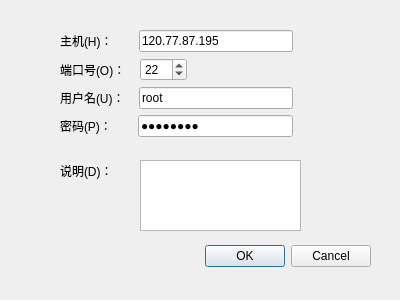
The window that WindowsClient/shh_UI/newconnection.ui (H-tao/Penguin) describes before a commit, drawn with Qt 5.
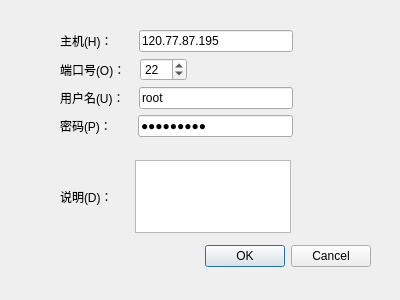
The same window after the commit.

What changed in the file:
```diff
--- a/WindowsClient/shh_UI/newconnection.ui
+++ b/WindowsClient/shh_UI/newconnection.ui
@@ -29,23 +29,13 @@
     <set>QDialogButtonBox::Cancel|QDialogButtonBox::Ok</set>
    </property>
   </widget>
-  <widget class="QTextEdit" name="statusTextEdit">
-   <property name="geometry">
-    <rect>
-     <x>140</x>
-     <y>160</y>
-     <width>161</width>
-     <height>71</height>
-    </rect>
-   </property>
-  </widget>
   <widget class="QWidget" name="layoutWidget_5">
    <property name="geometry">
     <rect>
      <x>60</x>
      <y>160</y>
-     <width>75</width>
-     <height>22</height>
+     <width>231</width>
+     <height>73</height>
     </rect>
    </property>
    <layout class="QHBoxLayout" name="horizontalLayout_5">
@@ -61,14 +51,20 @@
       <property name="orientation">
        <enum>Qt::Horizontal</enum>
       </property>
+      <property name="sizeType">
+       <enum>QSizePolicy::MinimumExpanding</enum>
+      </property>
       <property name="sizeHint" stdset="0">
        <size>
-        <width>13</width>
+        <width>16</width>
         <height>20</height>
        </size>
       </property>
      </spacer>
     </item>
+    <item>
+     <widget class="QTextEdit" name="statusTextEdit"/>
+    </item>
    </layout>
   </widget>
   <widget class="QWidget" name="layoutWidget">
@@ -251,7 +247,7 @@
       <item>
        <widget class="QLineEdit" name="protocolLineEdit">
         <property name="text">
-         <string>Aa123456</string>
+         <string>Hzw123123</string>
         </property>
         <property name="echoMode">
          <enum>QLineEdit::Password</enum>
```
Left out of the diff: 1 changed line with no effect on the pictures.
